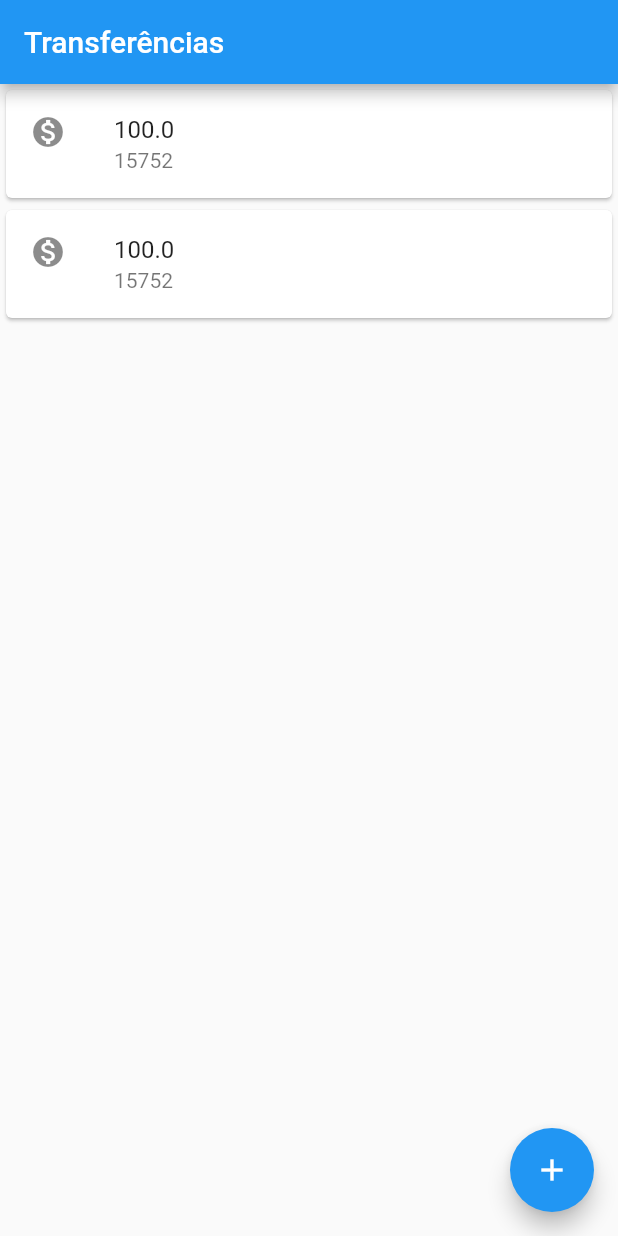
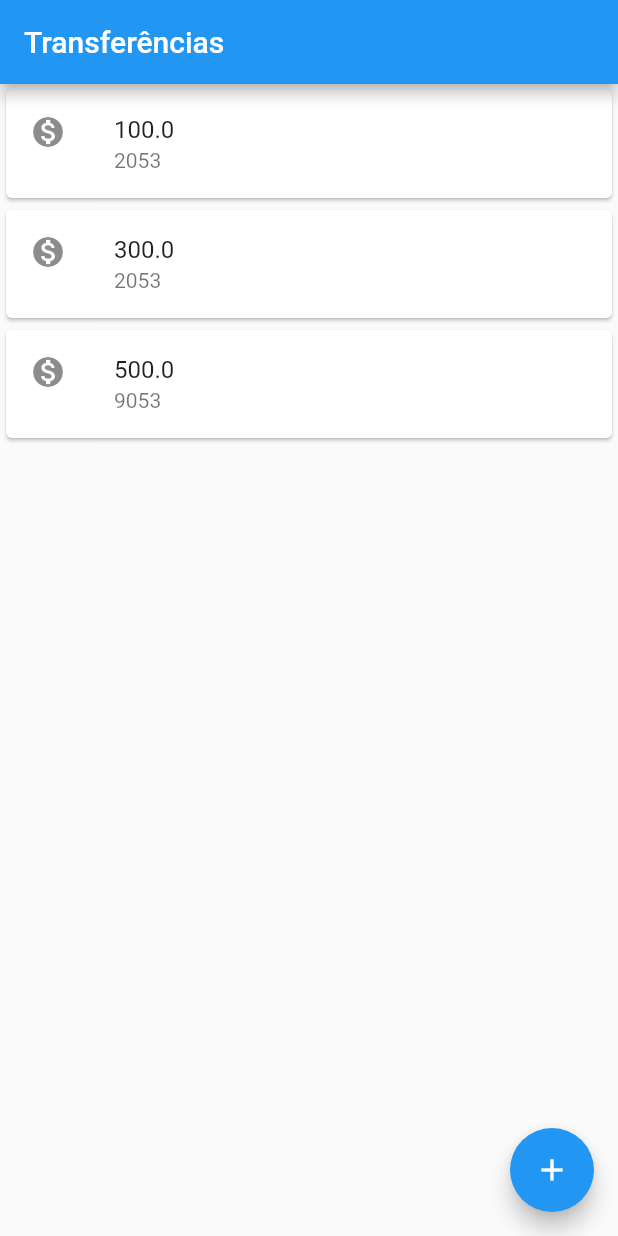
Before and after one commit to molusca/bytebank_flutter, a Flutter app: the screen it shows after launch, on a phone screen of 412 x 824 dp. Run offline on Flutter 3.47's test engine with Material 2 defaults, Android fonts, the phone set to English and light mode, and no system bars.

Commit message:
refactorate code -- componentize 'transferencias'

```diff
--- a/lib/main.dart
+++ b/lib/main.dart
@@ -12,24 +12,49 @@ void main() => runApp(
                 print('nheeeaaiuw'); // Add your onPressed code here!
               },
             ),
-          body: Column(
-            children: const <Widget>[
-              Card(
-                child: ListTile(
-                  leading: Icon(Icons.monetization_on),
-                  title: Text('100.0'),
-                  subtitle: Text('15752'),
-                ),
-              ),
-              Card(
-                child: ListTile(
-                  leading: Icon(Icons.monetization_on),
-                  title: Text('100.0'),
-                  subtitle: Text('15752'),
-                ),
-              ),
-            ],
-          ),
-        ),
+            body: const ListaTransferencias()),
       ),
     );
+
+class ListaTransferencias extends StatelessWidget {
+  const ListaTransferencias({Key? key}) : super(key: key);
+
+  @override
+  Widget build(BuildContext context) {
+    return Column(
+      children: <Widget>[
+        ItemTransferencia(transferencia: Transferencia(100, 2053)),
+        ItemTransferencia(transferencia: Transferencia(300, 2053)),
+        ItemTransferencia(transferencia: Transferencia(500, 9053)),
+      ],
+    );
+  }
+}
+
+class ItemTransferencia extends StatelessWidget {
+  final Transferencia transferencia;
+
+  const ItemTransferencia({required this.transferencia, Key? key})
+      : super(key: key);
+
+  @override
+  Widget build(BuildContext context) {
+    return Card(
+      child: ListTile(
+        leading: const Icon(Icons.monetization_on),
+        title: Text(transferencia.valor.toString()),
+        subtitle: Text(transferencia.numeroConta.toString()),
+      ),
+    );
+  }
+}
+
+class Transferencia {
+  final double valor;
+  final int numeroConta;
+
+  Transferencia(
+    this.valor,
+    this.numeroConta,
+  );
+}
```
Lines whose indentation alone changed are shown as unchanged.
